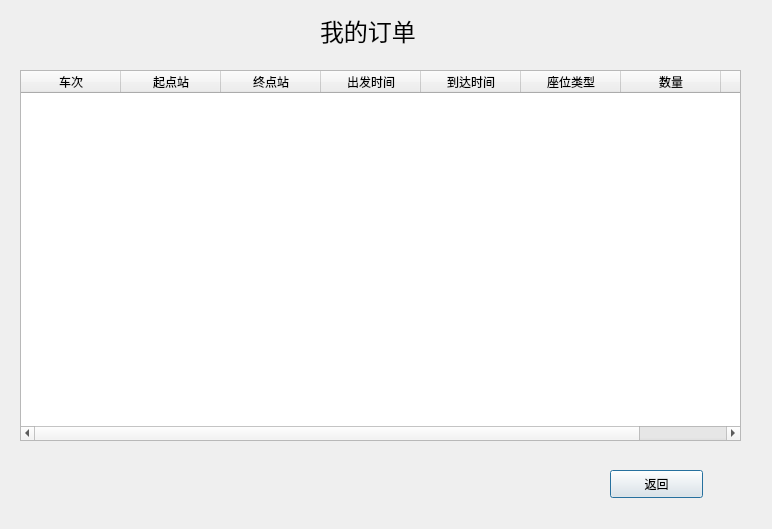
The window that Qt/TrainBoom/order.ui (zidaneandmessi/TrainBoom_FrontEnd) describes before a commit, drawn with Qt 5.
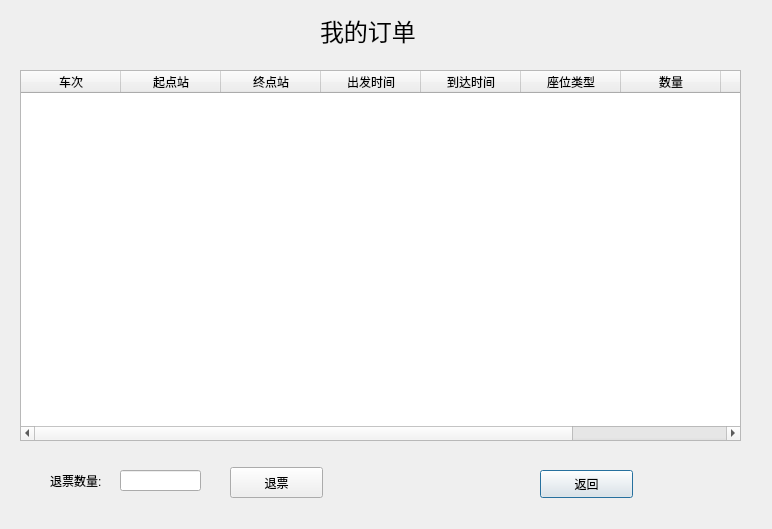
The same window after the commit.

```diff
--- a/Qt/TrainBoom/order.ui
+++ b/Qt/TrainBoom/order.ui
@@ -87,11 +87,16 @@
      <string>金额</string>
     </property>
    </column>
+   <column>
+    <property name="text">
+     <string>序号</string>
+    </property>
+   </column>
   </widget>
   <widget class="QPushButton" name="pushButton">
    <property name="geometry">
     <rect>
-     <x>610</x>
+     <x>540</x>
      <y>470</y>
      <width>93</width>
      <height>28</height>
@@ -101,6 +106,42 @@
     <string>返回</string>
    </property>
   </widget>
+  <widget class="QPushButton" name="refundButton">
+   <property name="geometry">
+    <rect>
+     <x>230</x>
+     <y>467</y>
+     <width>93</width>
+     <height>31</height>
+    </rect>
+   </property>
+   <property name="text">
+    <string>退票</string>
+   </property>
+  </widget>
+  <widget class="QLineEdit" name="lineEdit">
+   <property name="geometry">
+    <rect>
+     <x>120</x>
+     <y>470</y>
+     <width>81</width>
+     <height>21</height>
+    </rect>
+   </property>
+  </widget>
+  <widget class="QLabel" name="label">
+   <property name="geometry">
+    <rect>
+     <x>50</x>
+     <y>470</y>
+     <width>72</width>
+     <height>21</height>
+    </rect>
+   </property>
+   <property name="text">
+    <string>退票数量:</string>
+   </property>
+  </widget>
  </widget>
  <resources/>
  <connections/>
```
